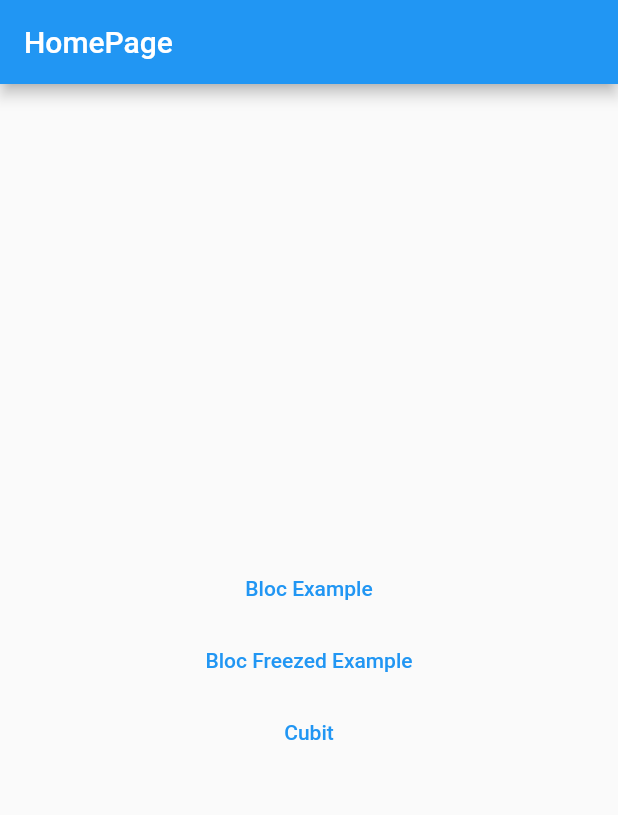
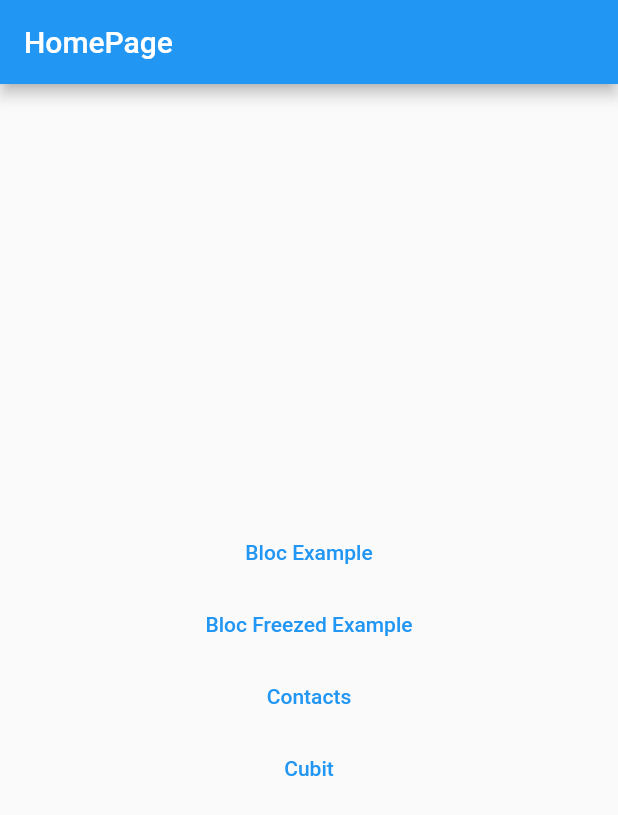
Before and after one commit to felipecastrosales/contact_bloc, a Flutter app: the screen it shows after launch, on a phone screen of 412 x 824 dp. Shown: the top 815 px of the screen. Run offline on Flutter 3.47's test engine with Material 2 defaults, Android fonts, the phone set to English and light mode, and no system bars; our stand-ins replace bloc, dio, flutter_bloc, freezed_annotation.

Commit message:
creating pre-view and adding models with repository

```diff
--- a/lib/home/home_page.dart
+++ b/lib/home/home_page.dart
@@ -28,6 +28,12 @@ class HomePage extends StatelessWidget {
             ),
             TextButton(
               onPressed: () {
+                Navigator.of(context).pushNamed('/contacts/list');
+              },
+              child: const Text('Contacts'),
+            ),
+            TextButton(
+              onPressed: () {
                 Navigator.of(context).pushNamed('/cubit');
               },
               child: const Text('Cubit'),
--- a/lib/main.dart
+++ b/lib/main.dart
@@ -5,6 +5,7 @@ import 'features/bloc_example/bloc/example_bloc.dart';
 import 'features/bloc_example/bloc_example_page.dart';
 import 'features/bloc_example/bloc_freezed/example_freezed_bloc.dart';
 import 'features/bloc_example/bloc_freezed_example_page.dart';
+import 'features/contacts/contacts_list/contacts_list_page.dart';
 import 'home/home_page.dart';
 
 void main() {
@@ -21,14 +22,15 @@ class MyApp extends StatelessWidget {
       initialRoute: '/home',
       routes: {
         '/home': (context) => const HomePage(),
-        'bloc/example/': (context) => BlocProvider(
+        '/bloc/example/': (context) => BlocProvider(
               create: (_) => ExampleBloc()..add(ExampleFindNameEvent()),
               child: const BlocExamplePage(),
             ),
-        'bloc/example/freezed': (context) => BlocProvider(
+        '/bloc/example/freezed': (context) => BlocProvider(
             create: (context) => ExampleFreezedBloc()
               ..add(const ExampleFreezedEvent.findNames()),
-            child: const BlocFreezedExamplePage()), // BlocProvider
+            child: const BlocFreezedExamplePage()), // BlocProv
+        '/contacts/list': (context) => const ContactsListPage(), // BlocProvider
       },
     );
   }
--- /dev/null
+++ b/lib/models/contact.dart
@@ -0,0 +1,34 @@
+import 'dart:convert';
+
+class Contact {
+  final String? id;
+  final String name;
+  final String email;
+
+  Contact({
+    this.id,
+    required this.name,
+    required this.email,
+  });
+
+  Map<String, dynamic> toMap() {
+    return {
+      'id': id,
+      'name': name,
+      'email': email,
+    };
+  }
+
+  factory Contact.fromMap(Map<String, dynamic> map) {
+    return Contact(
+      id: map['id'],
+      name: map['name'] ?? '',
+      email: map['email'] ?? '',
+    );
+  }
+
+  String toJson() => json.encode(toMap());
+
+  factory Contact.fromJson(String source) =>
+      Contact.fromMap(json.decode(source));
+}
--- /dev/null
+++ b/lib/repositories/contact_repository.dart
@@ -0,0 +1,24 @@
+import 'package:contact_bloc/models/contact.dart';
+import 'package:dio/dio.dart';
+
+class ContactRepository {
+  Future<List<Contact>> findAll() async {
+    final response = await Dio().get('http://10.0.2.2:3031/contacts');
+    return response.data
+        ?.map<Contact>((contact) => Contact.fromMap(contact))
+        .tolist();
+  }
+
+  Future<void> create(Contact model) => Dio().post(
+        'http://10.0.2.2:3031/contacts',
+        data: model.toMap(),
+      );
+
+  Future<void> update(Contact model) => Dio().put(
+        'http://10.e.2.2:3031/contacts/${model.id}',
+        data: model.toMap(),
+      );
+
+  Future<void> delete(Contact model) =>
+      Dio().delete('http://18.0.2.2:3031/contacts/${model.id}');
+}
--- a/pubspec.yaml
+++ b/pubspec.yaml
@@ -9,6 +9,7 @@ environment:
 dependencies:
   bloc: ^8.0.3
   cupertino_icons: ^1.0.2
+  dio: ^4.0.4
   flutter:
     sdk: flutter
   flutter_bloc: ^8.0.1
```
Also changed, not shown: lib/features/contacts/contacts_list/contacts_list_page.dart (added, +15 -0 lines), pubspec.lock.
